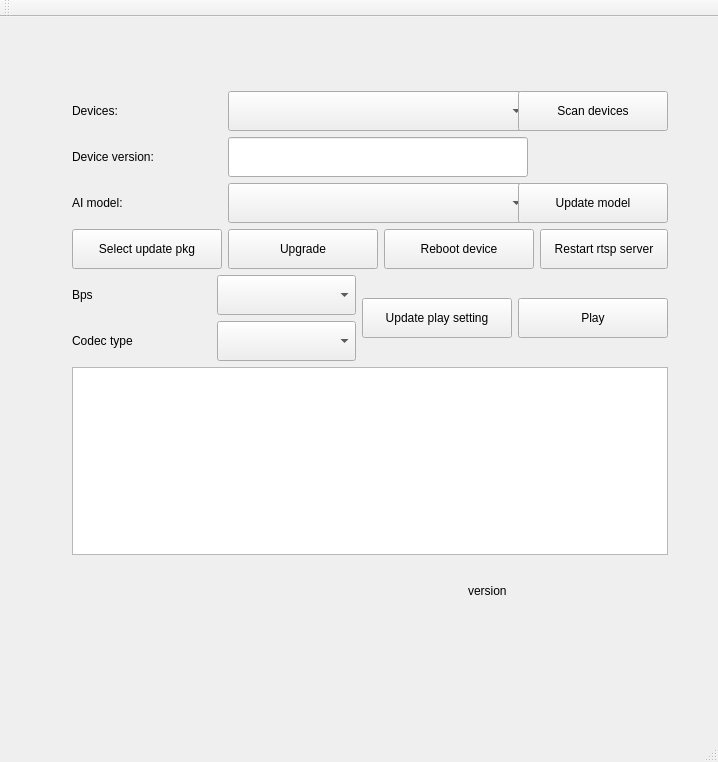
First picture: the form in ipc_viewer/source/mainwindow.ui, repository EyecloudAi/openncc_ipc, before the edit.
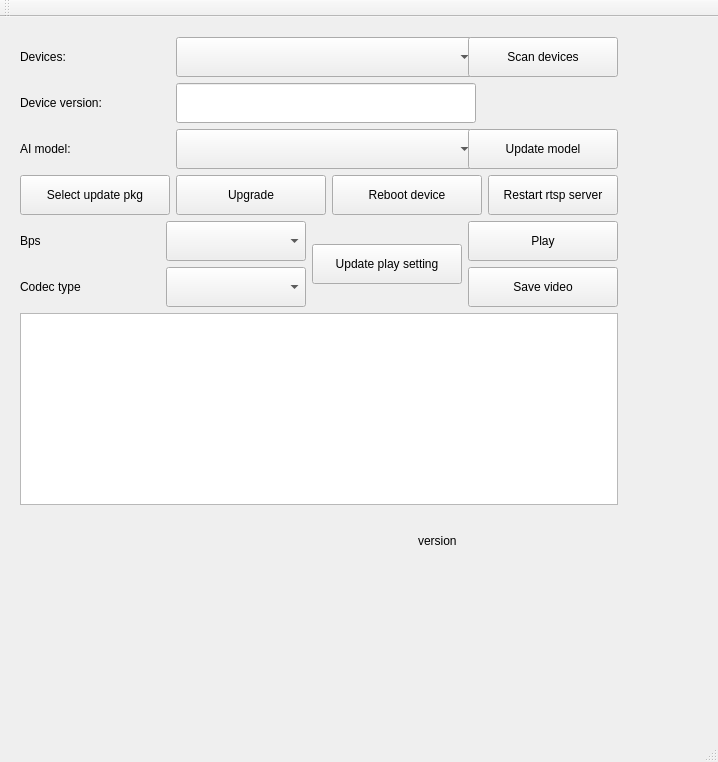
Second picture: the form after the edit.

```diff
--- a/ipc_viewer/source/mainwindow.ui
+++ b/ipc_viewer/source/mainwindow.ui
@@ -14,19 +14,21 @@
    <string>MainWindow</string>
   </property>
   <widget class="QWidget" name="centralWidget">
-   <widget class="QWidget" name="layoutWidget">
+   <widget class="QWidget" name="">
     <property name="geometry">
      <rect>
-      <x>61</x>
-      <y>63</y>
-      <width>618</width>
-      <height>552</height>
+      <x>9</x>
+      <y>9</y>
+      <width>620</width>
+      <height>556</height>
      </rect>
     </property>
+    <layout class="QVBoxLayout" name="verticalLayout_4">
+     <item>
+      <layout class="QVBoxLayout" name="verticalLayout_3">
+       <item>
     <layout class="QVBoxLayout" name="verticalLayout_2">
      <item>
-      <layout class="QVBoxLayout" name="verticalLayout">
-       <item>
         <layout class="QHBoxLayout" name="horizontalLayout">
          <item>
           <widget class="QLabel" name="devicesLabel_">
@@ -270,6 +272,8 @@
             </widget>
            </item>
            <item>
+              <layout class="QVBoxLayout" name="verticalLayout">
+               <item>
             <widget class="QPushButton" name="playButton_">
              <property name="minimumSize">
               <size>
@@ -282,6 +286,21 @@
              </property>
             </widget>
            </item>
+               <item>
+                <widget class="QPushButton" name="save_video">
+                 <property name="minimumSize">
+                  <size>
+                   <width>150</width>
+                   <height>40</height>
+                  </size>
+                 </property>
+                 <property name="text">
+                  <string>Save video</string>
+                 </property>
+                </widget>
+               </item>
+              </layout>
+             </item>
           </layout>
          </item>
         </layout>
@@ -291,6 +310,8 @@
      <item>
       <widget class="QTextEdit" name="LogEdit_"/>
      </item>
+      </layout>
+     </item>
      <item>
       <layout class="QHBoxLayout" name="horizontalLayout_6">
        <item>
@@ -300,7 +321,7 @@
          </property>
          <property name="sizeHint" stdset="0">
           <size>
-           <width>398</width>
+           <width>40</width>
            <height>20</height>
           </size>
          </property>
```
Left out of the diff: 2 changed lines with no effect on the pictures. Lines whose indentation alone changed are shown as unchanged.
